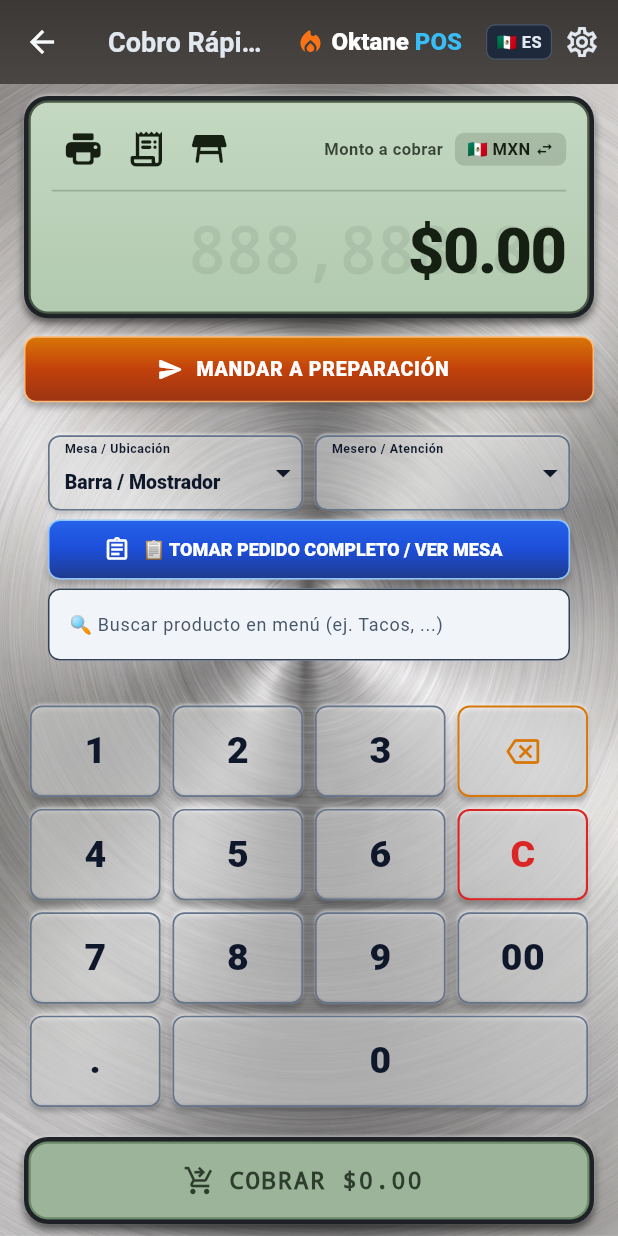
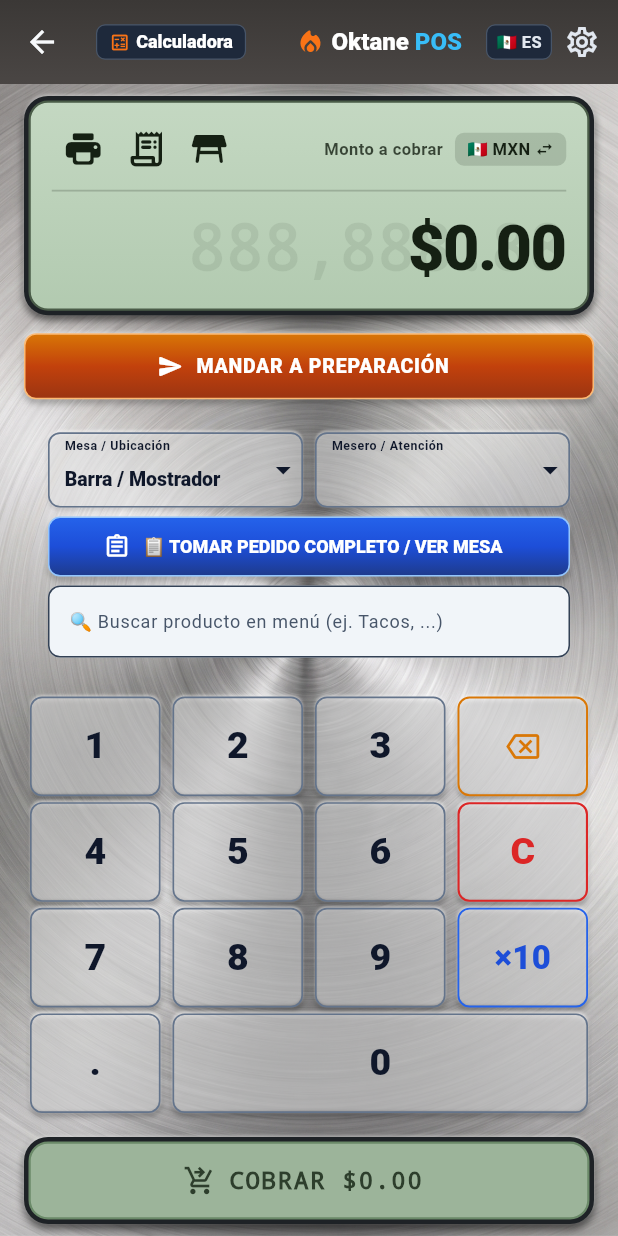
Before and after one commit to isaacsanchezfuentes/OktanePOS, a Flutter app: the QuickChargeScreen screen opened by its route, on a phone screen of 412 x 824 dp. Run offline on Flutter 3.47's test engine with Material 3 defaults, Android fonts, the phone set to English and light mode, and no system bars; our stand-ins replace dio, drift, flutter_secure_storage, image_picker, pdf, permission_handler and 4 more; missing offline and left inert: esc_pos_utils_plus, mobile_scanner, print_bluetooth_thermal; accounts and stored records are empty; generated files the repository leaves out were written again.

Commit message:
feat: implement dual lcd display, classic calculator layout, and scientific mode toggle with zero gpu overdraw

```diff
--- a/lib/features/charge/screens/quick_charge_screen.dart
+++ b/lib/features/charge/screens/quick_charge_screen.dart
@@ -82,20 +82,52 @@ class _QuickChargeScreenState extends State<QuickChargeScreen> {
     });
   }
 
+  bool _isScientificMode = false;
+  String _calculatorExpression = '';
+
   double get _amount => double.tryParse(_rawInput) ?? 0.0;
 
   void _handleKeyTap(String key) {
     setState(() {
-      if (key == 'CLEAR') {
+      if (key == 'CLEAR' || key == 'CA') {
         _rawInput = '0';
+        _calculatorExpression = '';
         _pendingOrderItems.clear();
         _conceptController.clear();
-      } else if (key == 'BACKSPACE') {
+      } else if (key == 'BACKSPACE' || key == 'DEL') {
         if (_rawInput.length > 1) {
           _rawInput = _rawInput.substring(0, _rawInput.length - 1);
         } else {
           _rawInput = '0';
         }
+        if (_calculatorExpression.isNotEmpty) {
+          _calculatorExpression = _calculatorExpression.substring(0, _calculatorExpression.length - 1);
+        }
+      } else if (key == '+' || key == '-' || key == '×' || key == '÷') {
+        _calculatorExpression = '$_rawInput $key ';
+        _rawInput = '0';
+      } else if (key == '=') {
+        if (_calculatorExpression.isNotEmpty) {
+          final parts = _calculatorExpression.trim().split(' ');
+          if (parts.length >= 2) {
+            final op1 = double.tryParse(parts[0]) ?? 0.0;
+            final operator = parts[1];
+            final op2 = double.tryParse(_rawInput) ?? 0.0;
+            double result = 0.0;
+            if (operator == '+') result = op1 + op2;
+            if (operator == '-') result = op1 - op2;
+            if (operator == '×') result = op1 * op2;
+            if (operator == '÷') result = op2 != 0 ? op1 / op2 : 0.0;
+
+            _calculatorExpression = '$op1 $operator $op2 =';
+            _rawInput = result.toStringAsFixed(2);
+          }
+        }
+      } else if (key == 'Ans') {
+        _rawInput = _amount.toStringAsFixed(2);
+      } else if (key == '×10') {
+        final val = _amount * 10;
+        _rawInput = val.toStringAsFixed(2);
       } else if (key == '.') {
         if (!_rawInput.contains('.')) {
           _rawInput = '$_rawInput.';
@@ -598,7 +630,7 @@ class _QuickChargeScreenState extends State<QuickChargeScreen> {
     return Scaffold(
       extendBodyBehindAppBar: true,
       appBar: AppBar(
-        titleSpacing: 16,
+        titleSpacing: 8,
         flexibleSpace: Container(
           decoration: const BoxDecoration(
             gradient: LinearGradient(
@@ -610,7 +642,50 @@ class _QuickChargeScreenState extends State<QuickChargeScreen> {
         ),
         backgroundColor: Colors.transparent,
         elevation: 0,
-        title: const Text('Cobro Rápido', style: TextStyle(fontWeight: FontWeight.bold, fontSize: 18, color: Color(0xFFE2E8F0))),
+        title: ConstrainedBox(
+          constraints: const BoxConstraints(maxWidth: 135),
+          child: InkWell(
+            onTap: () {
+              setState(() {
+                _isScientificMode = !_isScientificMode;
+              });
+            },
+            borderRadius: BorderRadius.circular(6),
+            child: Container(
+              padding: const EdgeInsets.symmetric(horizontal: 8, vertical: 4),
+              decoration: BoxDecoration(
+                color: _isScientificMode ? const Color(0xFF1D4ED8) : const Color(0xFF1E293B),
+                borderRadius: BorderRadius.circular(6),
+                border: Border.all(
+                  color: _isScientificMode ? const Color(0xFF60A5FA) : const Color(0xFF475569),
+                  width: 0.8,
+                ),
+              ),
+              child: FittedBox(
+                fit: BoxFit.scaleDown,
+                child: Row(
+                  mainAxisSize: MainAxisSize.min,
+                  children: [
+                    Icon(
+                      _isScientificMode ? Icons.bolt_rounded : Icons.calculate_outlined,
+                      size: 14,
+                      color: _isScientificMode ? const Color(0xFF38BDF8) : const Color(0xFFF97316),
+                    ),
+                    const SizedBox(width: 4),
+                    Text(
+                      _isScientificMode ? 'Cobro Rápido' : 'Calculadora',
+                      style: const TextStyle(
+                        fontSize: 12,
+                        fontWeight: FontWeight.w800,
+                        color: Colors.white,
+                      ),
+                    ),
+                  ],
+                ),
+              ),
+            ),
+          ),
+        ),
         actions: [
           Row(
             mainAxisSize: MainAxisSize.min,
@@ -729,6 +804,7 @@ class _QuickChargeScreenState extends State<QuickChargeScreen> {
         AmountDisplay(
           amount: _amount,
           rawInput: _rawInput,
+          expression: _calculatorExpression,
           onTapTables: () {
             Navigator.push(context, MaterialPageRoute(builder: (context) => const TablesMapScreen()));
           },
@@ -744,6 +820,7 @@ class _QuickChargeScreenState extends State<QuickChargeScreen> {
         Expanded(
           child: PosKeypad(
             onKeyTap: _handleKeyTap,
+            isScientificMode: _isScientificMode,
           ),
         ),
         _buildCobrarButton(ThemeService.instance),
@@ -772,6 +849,7 @@ class _QuickChargeScreenState extends State<QuickChargeScreen> {
                       AmountDisplay(
                         amount: _amount,
                         rawInput: _rawInput,
+                        expression: _calculatorExpression,
                         onTapTables: () {
                           Navigator.push(context, MaterialPageRoute(builder: (context) => const TablesMapScreen()));
                         },
@@ -792,6 +870,7 @@ class _QuickChargeScreenState extends State<QuickChargeScreen> {
                 flex: 5,
                 child: PosKeypad(
                   onKeyTap: _handleKeyTap,
+                  isScientificMode: _isScientificMode,
                 ),
               ),
             ],
--- a/lib/features/charge/widgets/amount_display.dart
+++ b/lib/features/charge/widgets/amount_display.dart
@@ -7,6 +7,7 @@ import '../../../core/services/currency_service.dart';
 class AmountDisplay extends StatelessWidget {
   final double amount;
   final String rawInput;
+  final String? expression;
   final VoidCallback? onTapTables;
   final VoidCallback? onTapPrinter;
   final VoidCallback? onTapHistory;
@@ -15,6 +16,7 @@ class AmountDisplay extends StatelessWidget {
     super.key,
     required this.amount,
     required this.rawInput,
+    this.expression,
     this.onTapTables,
     this.onTapPrinter,
     this.onTapHistory,
@@ -193,7 +195,29 @@ class AmountDisplay extends StatelessWidget {
                 height: 1.2,
                 color: const Color(0xFF152013).withValues(alpha: 0.20),
               ),
-              const SizedBox(height: 4),
+
+              // Renglón Superior LCD: Desglose / Expresión de Operaciones
+              if (expression != null && expression!.isNotEmpty)
+                Padding(
+                  padding: const EdgeInsets.only(bottom: 2.0),
+                  child: Align(
+                    alignment: Alignment.centerRight,
+                    child: Text(
+                      expression!,
+                      style: TextStyle(
+                        fontFamily: 'monospace',
+                        fontSize: 14,
+                        fontWeight: FontWeight.bold,
+                        color: displayText.withValues(alpha: 0.70),
+                        letterSpacing: 0.5,
+                      ),
+                      maxLines: 1,
+                      overflow: TextOverflow.ellipsis,
+                    ),
+                  ),
+                ),
+
+              const SizedBox(height: 2),
               // Stack of Ghost Segments '888,888.88' (without $) + Active Value
               Stack(
                 alignment: Alignment.centerRight,
--- a/lib/features/charge/widgets/pos_keypad.dart
+++ b/lib/features/charge/widgets/pos_keypad.dart
@@ -3,18 +3,31 @@ import '../../../core/theme/theme_service.dart';
 
 class PosKeypad extends StatelessWidget {
   final ValueChanged<String> onKeyTap;
+  final bool isScientificMode;
 
   const PosKeypad({
     super.key,
     required this.onKeyTap,
+    this.isScientificMode = false,
   });
 
   @override
   Widget build(BuildContext context) {
-    final List<List<String>> keys = [
+    final List<List<String>> scientificOperators = [
+      ['×', '÷', '+', '-'],
+    ];
+
+    final List<List<String>> standardKeys = isScientificMode
+        ? [
             ['1', '2', '3', 'BACKSPACE'],
             ['4', '5', '6', 'CLEAR'],
-      ['7', '8', '9', '00'],
+            ['7', '8', '9', '×10'],
+            ['.', '0', 'Ans', '='],
+          ]
+        : [
+            ['1', '2', '3', 'BACKSPACE'],
+            ['4', '5', '6', 'CLEAR'],
+            ['7', '8', '9', '×10'],
             ['.', '0'],
           ];
 
@@ -22,12 +35,32 @@ class PosKeypad extends StatelessWidget {
       listenable: ThemeService.instance,
       builder: (context, _) {
         return Container(
-          padding: const EdgeInsets.symmetric(horizontal: 16.0, vertical: 8.0),
+          padding: const EdgeInsets.symmetric(horizontal: 16.0, vertical: 6.0),
           child: Column(
-            children: keys.map((row) {
+            children: [
+              if (isScientificMode) ...[
+                ...scientificOperators.map((row) {
                   return Expanded(
                     child: Padding(
-                  padding: const EdgeInsets.symmetric(vertical: 4.0),
+                      padding: const EdgeInsets.symmetric(vertical: 2.0),
+                      child: Row(
+                        children: row.map((key) {
+                          return Expanded(
+                            child: Padding(
+                              padding: const EdgeInsets.symmetric(horizontal: 4.0),
+                              child: _buildKeyButton(context, key),
+                            ),
+                          );
+                        }).toList(),
+                      ),
+                    ),
+                  );
+                }),
+              ],
+              ...standardKeys.map((row) {
+                return Expanded(
+                  child: Padding(
+                    padding: const EdgeInsets.symmetric(vertical: 2.0),
                     child: Row(
                       children: row.map((key) {
                         final isZeroKeyInLastRow = key == '0' && row.length == 2;
@@ -42,7 +75,8 @@ class PosKeypad extends StatelessWidget {
                     ),
                   ),
                 );
-            }).toList(),
+              }),
+            ],
           ),
         );
       },
@@ -50,19 +84,24 @@ class PosKeypad extends StatelessWidget {
   }
 
   Widget _buildKeyButton(BuildContext context, String key) {
-    final isClear = key == 'CLEAR';
-    final isBack = key == 'BACKSPACE';
+    final isClear = key == 'CLEAR' || key == 'CA';
+    final isBack = key == 'BACKSPACE' || key == 'DEL';
+    final isOp = key == '+' || key == '-' || key == '×' || key == '÷' || key == '=' || key == 'Ans' || key == '×10';
 
     final border = isClear
         ? Border.all(color: const Color(0xFFDC2626), width: 1.4)
         : isBack
             ? Border.all(color: const Color(0xFFD97706), width: 1.3)
+            : isOp
+                ? Border.all(color: const Color(0xFF2563EB), width: 1.2)
                 : Border.all(color: const Color(0xFF64748B), width: 1.1);
 
     final fontColor = isClear
         ? const Color(0xFFDC2626)
         : isBack
             ? const Color(0xFFD97706)
+            : isOp
+                ? const Color(0xFF1D4ED8)
                 : const Color(0xFF0F172A);
 
     return Material(
@@ -87,10 +126,10 @@ class PosKeypad extends StatelessWidget {
           child: isBack
               ? Icon(Icons.backspace_outlined, color: fontColor, size: 22)
               : Text(
-                  isClear ? 'C' : key,
+                  key == 'CLEAR' ? 'C' : key,
                   style: TextStyle(
                     color: fontColor,
-                    fontSize: 25,
+                    fontSize: isOp ? 22 : 25,
                     fontWeight: FontWeight.w900,
                   ),
                 ),
```
Also changed, not shown: 2 other files. Lines whose indentation alone changed are shown as unchanged.
